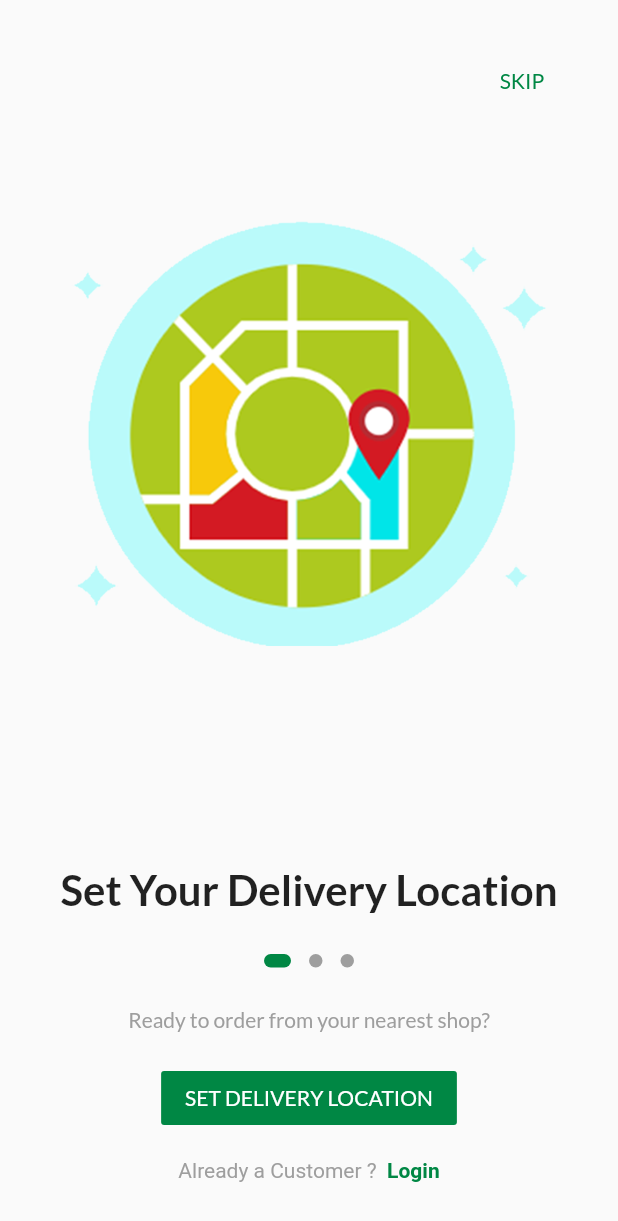
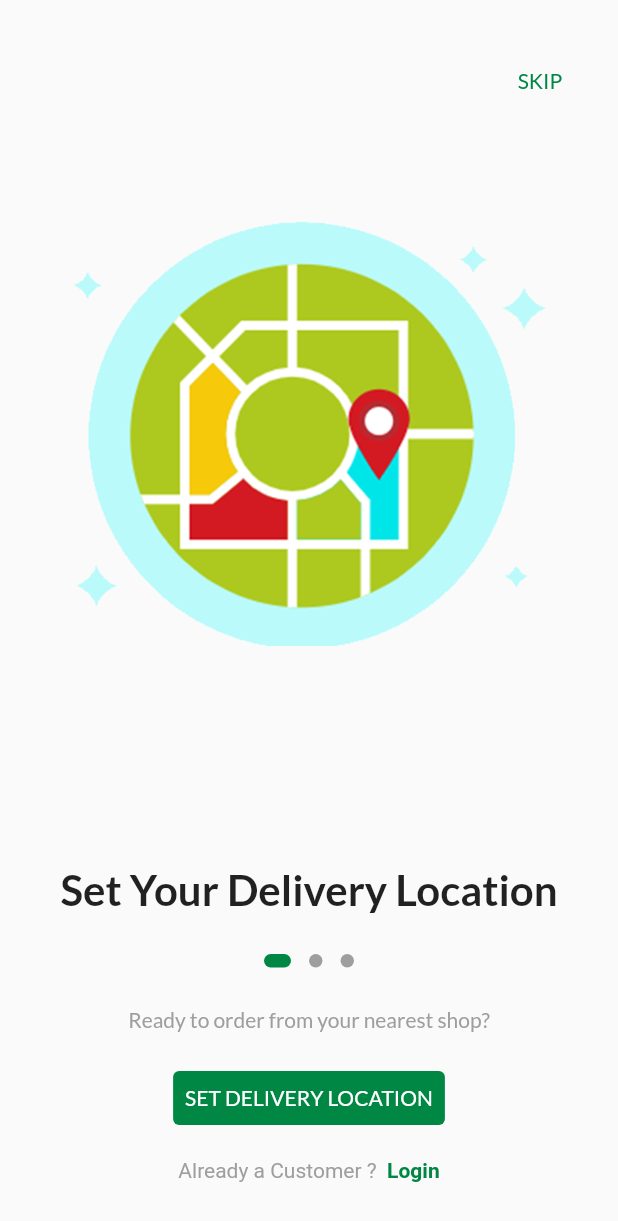
Before and after one commit to keremkarza/ALTIYOL-MARKETPLACE-APP, a Flutter app: the screen it shows after launch, on a phone screen of 412 x 824 dp. Shown: the top 1221 px of the screen. Run offline on Flutter 3.47's test engine with Material 2 defaults, Android fonts, the phone set to English and light mode, and no system bars; drawn by our look-alikes of dots_indicator; our stand-ins replace carousel_slider, chips_choice, cloud_firestore, dotted_border, expandable_text, firebase_auth and 7 more; missing offline and left inert: geocoder, map_launcher, paginate_firestore, social_share, toggle_bar; accounts and stored records are empty.

```diff
--- a/lib/screens/cart_screen.dart
+++ b/lib/screens/cart_screen.dart
@@ -22,7 +22,7 @@ import 'package:shared_preferences/shared_preferences.dart';
 import 'starter/map_screen.dart';
 
 class CartScreen extends StatefulWidget {
-  DocumentSnapshot document;
+  final DocumentSnapshot document;
 
   CartScreen({this.document});
 
@@ -42,7 +42,7 @@ class _CartScreenState extends State<CartScreen> {
   int deliveryFee = 4;
   var textStyle = TextStyle(color: Colors.grey);
   String _address;
-  bool _loading = false;
+  //bool _loading = false;
   bool _checkingUser = false;
 
   @override
--- a/lib/screens/products/product_details_screen.dart
+++ b/lib/screens/products/product_details_screen.dart
@@ -89,7 +89,7 @@ class ProductDetailsScreen extends StatelessWidget {
                 child: intDiscount >= 10
                     ? Banner(
                         color: Colors.red,
-                        message: '% ${intDiscount}',
+                        message: '% $intDiscount',
                         textStyle: TextStyle(
                             fontSize: 14, fontWeight: FontWeight.w900),
                         location: BannerLocation.topStart,
--- a/lib/screens/starter/welcome_screen.dart
+++ b/lib/screens/starter/welcome_screen.dart
@@ -171,7 +171,7 @@ class _WelcomeScreenState extends State<WelcomeScreen> {
             Positioned(
               right: 0.0,
               top: 10.0,
-              child: FlatButton(
+              child: TextButton(
                 child: Text(
                   'SKIP',
                   style: TextStyle(color: Theme.of(context).primaryColor),
@@ -187,8 +187,10 @@ class _WelcomeScreenState extends State<WelcomeScreen> {
                   style: TextStyle(color: Colors.grey),
                 ),
                 SizedBox(height: 20),
-                FlatButton(
-                  color: Theme.of(context).primaryColor,
+                TextButton(
+                  style: TextButton.styleFrom(
+                    backgroundColor: Theme.of(context).primaryColor,
+                  ),
                   child: locationData.loading
                       ? CircularProgressIndicator(
                           valueColor:
@@ -219,7 +221,7 @@ class _WelcomeScreenState extends State<WelcomeScreen> {
                     }
                   },
                 ),
-                FlatButton(
+                TextButton(
                   child: RichText(
                     text: TextSpan(
                         text: 'Already a Customer ? ',
--- a/lib/screens/vendor_home_screen.dart
+++ b/lib/screens/vendor_home_screen.dart
@@ -1,13 +1,11 @@
 import 'package:flutter/cupertino.dart';
 import 'package:flutter/material.dart';
-import 'package:multivendor_app/providers/store_provider.dart';
 import 'package:multivendor_app/widgets/categories_widget.dart';
 import 'package:multivendor_app/widgets/products/best_selling_products.dart';
 import 'package:multivendor_app/widgets/products/featured_products.dart';
 import 'package:multivendor_app/widgets/products/recently_added_products.dart';
 import 'package:multivendor_app/widgets/vendor_appbar.dart';
 import 'package:multivendor_app/widgets/vendor_banner.dart';
-import 'package:provider/provider.dart';
 
 class VendorHomeScreen extends StatelessWidget {
   static const String id = 'vendor-home-screen';
@@ -15,7 +13,7 @@ class VendorHomeScreen extends StatelessWidget {
   @override
   Widget build(BuildContext context) {
     print('vendorhome build');
-    var _store = Provider.of<StoreProvider>(context);
+    //var _store = Provider.of<StoreProvider>(context);
     return Scaffold(
       body: NestedScrollView(
         headerSliverBuilder: (BuildContext context, bool innerBoxIsScrolled) {
--- a/lib/widgets/cart/cart_notification.dart
+++ b/lib/widgets/cart/cart_notification.dart
@@ -1,7 +1,6 @@
 import 'package:flutter/material.dart';
 import 'package:multivendor_app/providers/cart_provider.dart';
 import 'package:multivendor_app/screens/cart_screen.dart';
-import 'package:multivendor_app/services/cart_services.dart';
 import 'package:persistent_bottom_nav_bar/persistent-tab-view.dart';
 import 'package:provider/provider.dart';
 import 'package:social_share/social_share.dart';
@@ -16,7 +15,7 @@ class CartNotification extends StatefulWidget {
 }
 
 class _CartNotificationState extends State<CartNotification> {
-  CartServices _cartServices = CartServices();
+  //CartServices _cartServices = CartServices();
   //DocumentSnapshot document;
   bool _loaded = false;
   final String url = 'şuanlık boş';
--- a/lib/widgets/cart/counter.dart
+++ b/lib/widgets/cart/counter.dart
@@ -17,7 +17,7 @@ class CounterForCard extends StatefulWidget {
 class _CounterForCardState extends State<CounterForCard> {
   User user = FirebaseAuth.instance.currentUser;
   CartServices _cartServices = CartServices();
-  bool _loading = true;
+  //bool _loading = true;
   bool _exist = false;
   int _qty = 1;
   String _docId;
--- a/lib/widgets/vendor_banner.dart
+++ b/lib/widgets/vendor_banner.dart
@@ -3,7 +3,6 @@ import 'package:cloud_firestore/cloud_firestore.dart';
 import 'package:dots_indicator/dots_indicator.dart';
 import 'package:flutter/material.dart';
 import 'package:multivendor_app/providers/store_provider.dart';
-import 'package:multivendor_app/services/store_services.dart';
 import 'package:provider/provider.dart';
 
 class VendorBanner extends StatefulWidget {
@@ -12,7 +11,7 @@ class VendorBanner extends StatefulWidget {
 }
 
 class _VendorBannerState extends State<VendorBanner> {
-  StoreServices _services = StoreServices();
+  //StoreServices _services = StoreServices();
   int _index = 0;
   int _dataLength = 1;
 
```
Also changed, not shown: lib/providers/store_provider.dart (+15 -14 lines), lib/screens/starter/landing_screen.dart (+7 -4 lines), lib/screens/starter/map_screen.dart (+6 -4 lines), lib/widgets/near_by_stores.dart (+4 -5 lines).
